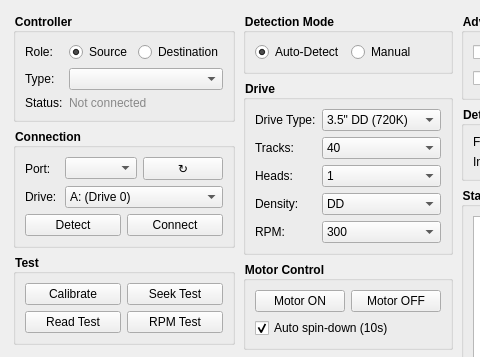
This is forms/tab_hardware.ui in Axel051171/UnifiedFloppyTool as Qt 5 draws it before an edit; both pictures show x 0 to 480 and y 0 to 357 of the 900 by 600 pixel window. The edited form follows.
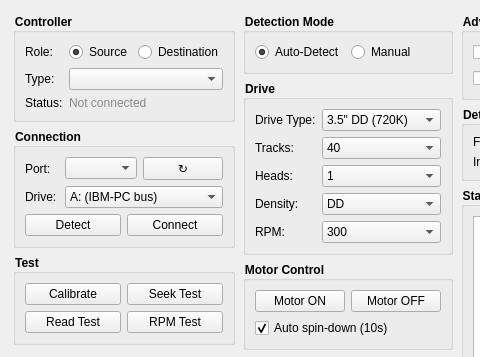
This is the edited form.

Commit message: fix(gw): Shugart drives 0-3 and IBM-PC A/B are two buses — the drive combo names both, the provider sets the bus (issue #43 follow-up, MF-1376)

Diff of the .ui file:
```diff
--- a/forms/tab_hardware.ui
+++ b/forms/tab_hardware.ui
@@ -148,7 +148,7 @@
              <widget class="QComboBox" name="comboDriveSelect">
               <item>
                <property name="text">
-                <string>A: (Drive 0)</string>
+                <string>A: (IBM-PC bus)</string>
                </property>
               </item>
               <item>
```
Left out of the diff: 2 changed lines with no effect on the pictures. The commit also changes 9 other files.
